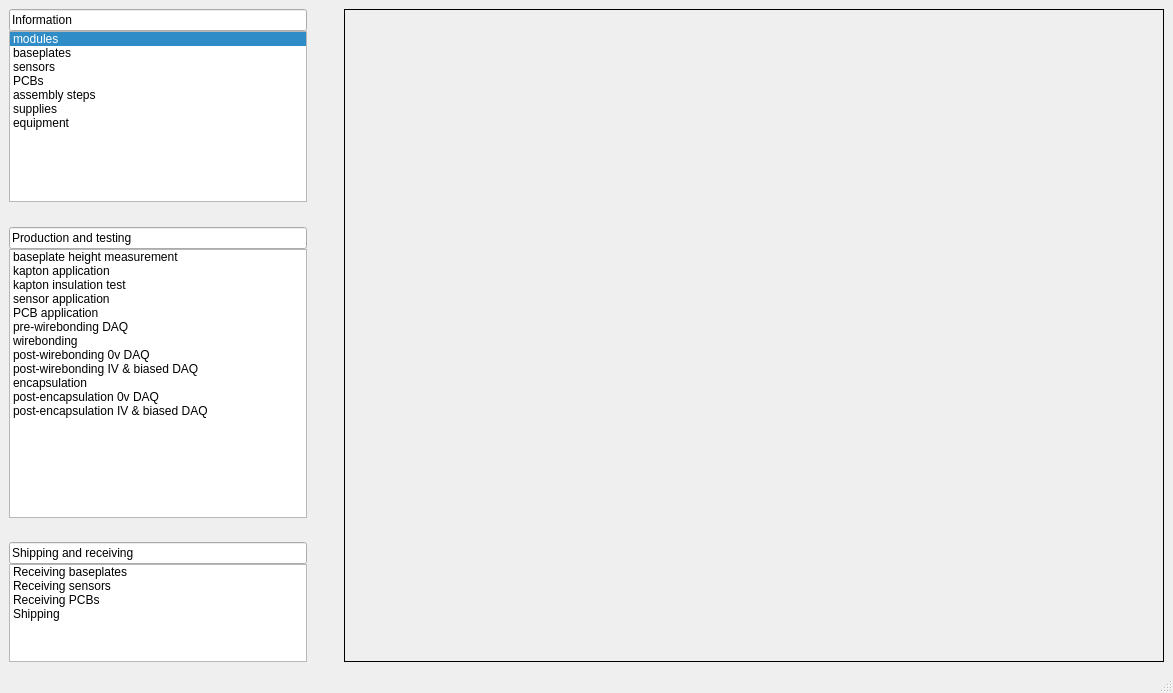
This is main_ui/mainwindow.ui in IncandelaLab/SharedUI as Qt 5 draws it before an edit. The edited form follows.
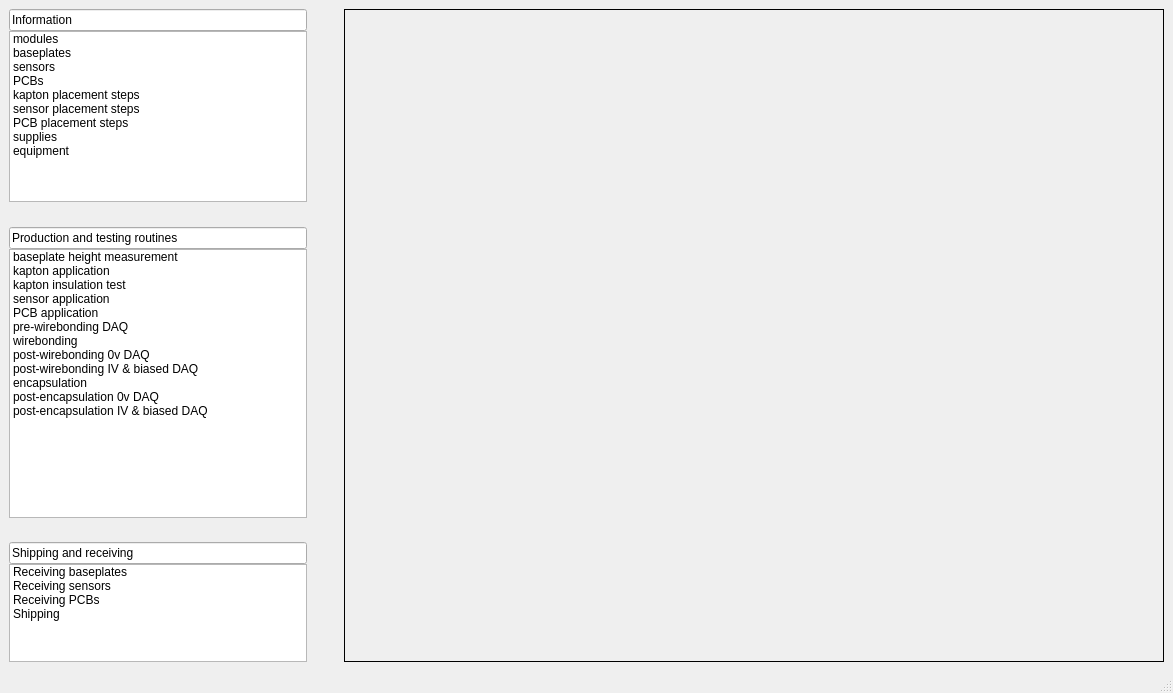
This is the edited form.

Commit message:
Added kapton steps
Added data structure and page for kapton placement steps

Patch:
```diff
--- a/main_ui/mainwindow.ui
+++ b/main_ui/mainwindow.ui
@@ -38,7 +38,7 @@
         <item>
          <widget class="QListWidget" name="listInformation">
           <property name="currentRow">
-           <number>0</number>
+           <number>-1</number>
           </property>
           <item>
            <property name="text">
@@ -62,7 +62,17 @@
           </item>
           <item>
            <property name="text">
-            <string>assembly steps</string>
+            <string>kapton placement steps</string>
+           </property>
+          </item>
+          <item>
+           <property name="text">
+            <string>sensor placement steps</string>
+           </property>
+          </item>
+          <item>
+           <property name="text">
+            <string>PCB placement steps</string>
            </property>
           </item>
           <item>
@@ -93,7 +103,7 @@
         <item>
          <widget class="QLineEdit" name="lineEdit">
           <property name="text">
-           <string>Production and testing</string>
+           <string>Production and testing routines</string>
           </property>
          </widget>
         </item>
```
The commit also changes 20 other files.
